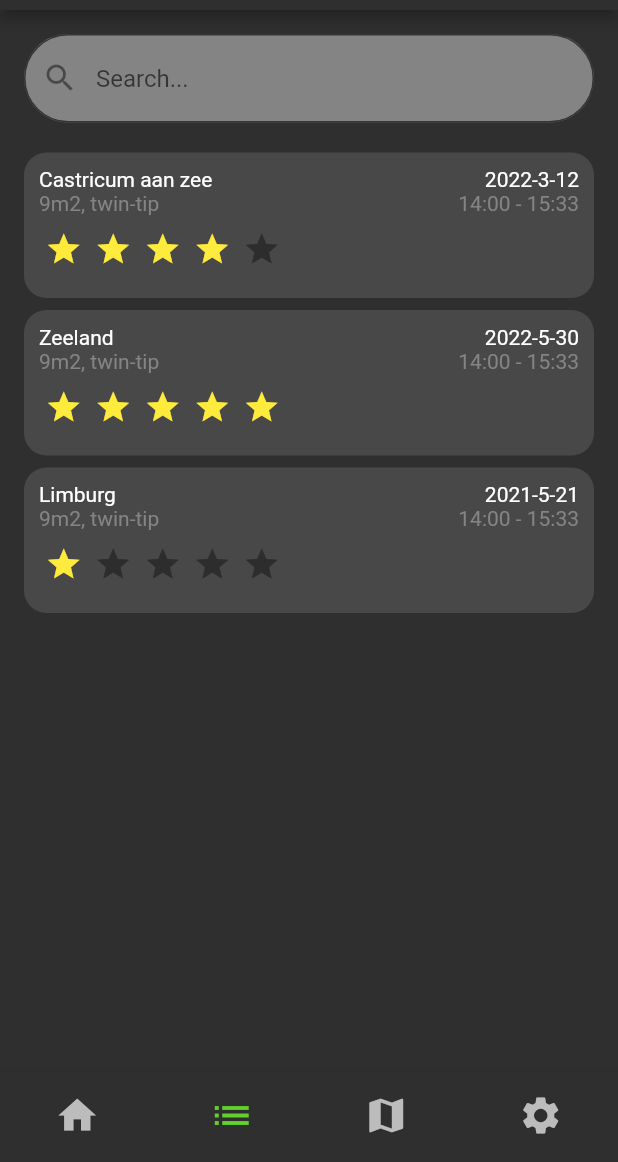
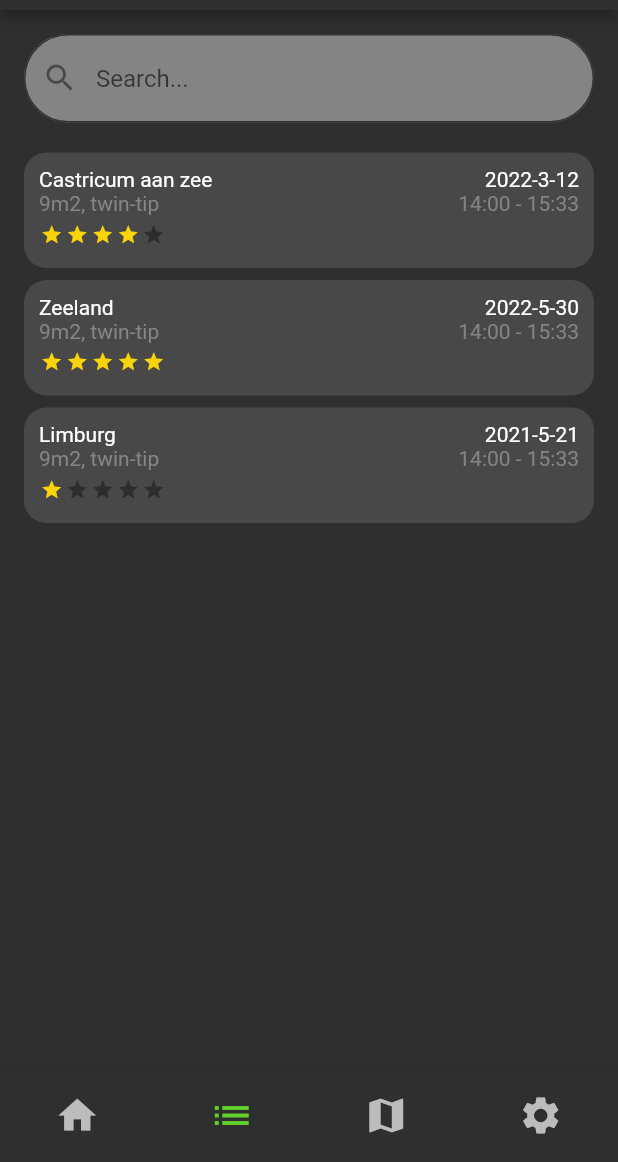
Before and after one commit to KevinBreurken/HvA-Project-MAD-Kite, a Flutter app: the screen it shows after launch, item 2 of the bottom bar chosen, on a phone screen of 412 x 824 dp, the part 74-1236 px from its top. Run offline on Flutter 3.47's test engine with Material 2 defaults, Android fonts, the phone set to English and light mode, and no system bars; drawn by our look-alikes of flutter_rating_bar; our stand-ins replace flutter_svg, shared_preferences, stop_watch_timer.

Commit message:
small adjustments  to colors

```diff
--- a/lib/page/my_sessions_page.dart
+++ b/lib/page/my_sessions_page.dart
@@ -25,9 +25,10 @@ class _MySessionsPageState extends State<MySessionsPage>
             child: TextField(
               controller: controller,
               decoration: InputDecoration(
+
                 filled: true,
                 fillColor: HexColor('848484'),
-                prefixIcon: const Icon(Icons.search),
+                prefixIcon: const Icon(Icons.search,),
                 hintText: 'Search...',
                 border: OutlineInputBorder(
                   borderRadius: BorderRadius.circular(30),
@@ -39,8 +40,7 @@ class _MySessionsPageState extends State<MySessionsPage>
                 )
               ),
               onChanged: searchSession,
-            ),
-
+            )
           ),
           Expanded(
             child: ListView.builder(
@@ -73,42 +73,30 @@ class _MySessionsPageState extends State<MySessionsPage>
                       ),
 
                       Padding(
-                        padding: const EdgeInsets.symmetric(vertical: 10),
+                        padding: const EdgeInsets.symmetric(vertical: 5),
                         child: Row(
                           children: [
                               RatingBarIndicator(
-                                itemSize: 25,
+                                itemSize: 15,
                                 direction: Axis.horizontal,
-                                itemPadding: const EdgeInsets.symmetric(horizontal: 4.0),
+                                itemPadding: const EdgeInsets.symmetric(horizontal: 1),
                                 itemCount: 5,
                                 rating: session.rating,
-                                itemBuilder: (context, _) => const Icon(
+                                itemBuilder: (context, _) =>  Icon(
                                 Icons.star,
-                                color: Colors.yellow,
-
+                                color: HexColor("FAD309"),
                               ), )
                           ],
                         ),
                       )
                     ]
                     ),
-
-                  /*child: ListTile(
-                    shape: RoundedRectangleBorder(borderRadius: BorderRadius.circular(15)),
-                    title: Text(session.locationName),
-                    subtitle: Text(session.gear),
-                    isThreeLine: true,
-                    trailing: Text(session.date + "\n" + session.start + " - " + session.end, textAlign: TextAlign.right,),
-                    tileColor: HexColor('848484'),
-                  ),*/
                 );
             }
           ),
           )
         ]
-
       )
-
       );
 
 
```
